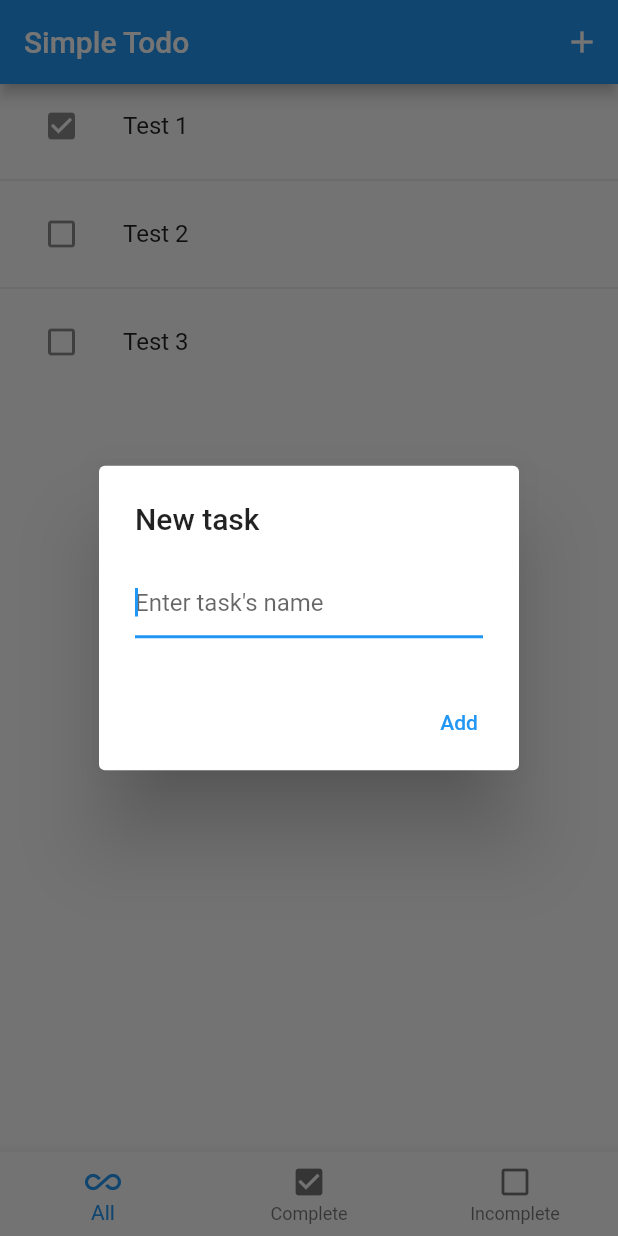
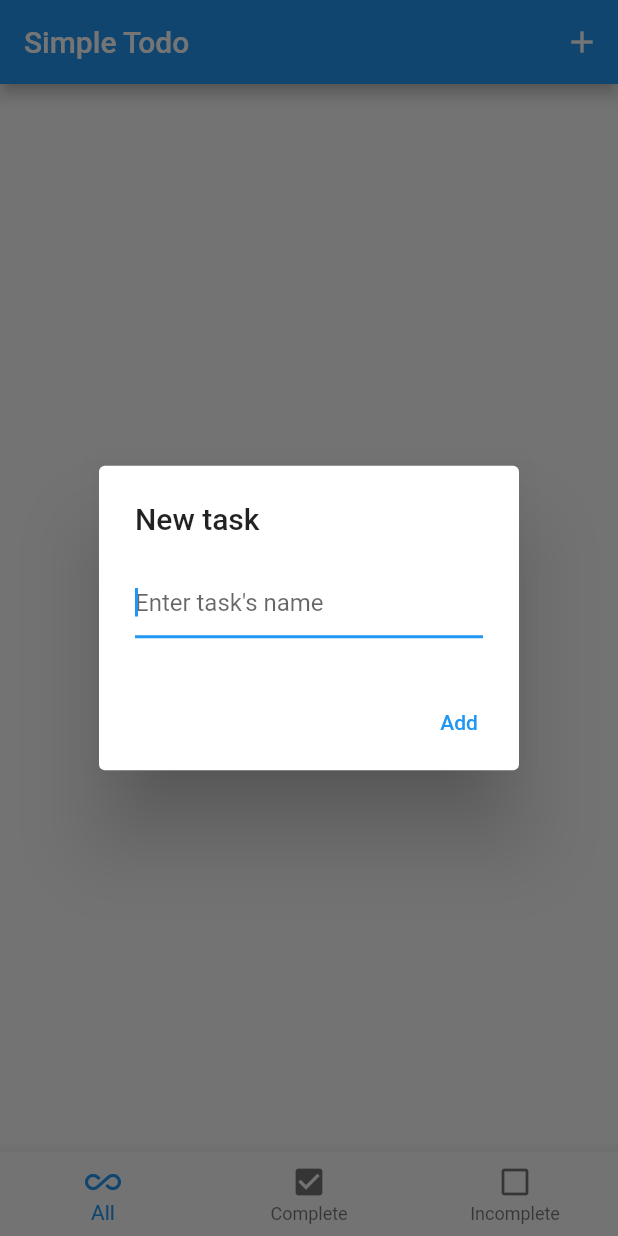
Before and after one commit to vietstone-ng/simple_todo, a Flutter app: the screen it shows after launch, after a tap on the "add" icon, on a phone screen of 412 x 824 dp. Run offline on Flutter 3.47's test engine with Material 2 defaults, Android fonts, the phone set to English and light mode, and no system bars; our stand-ins replace hive, hive_flutter, rxdart; accounts and stored records are empty.

Commit message:
local storage by hive

```diff
--- /dev/null
+++ b/lib/constants.dart
@@ -0,0 +1,2 @@
+const kHiveTodosBoxName = 'Todos';
+const kHiveTodosStoreKey = 'Todos';
--- a/lib/data/todos_local_storage.dart
+++ b/lib/data/todos_local_storage.dart
@@ -1,19 +1,18 @@
 // Local storage
+import 'package:hive/hive.dart';
+import 'package:simple_todo/constants.dart';
 import 'package:simple_todo/models/task.dart';
 
 class TodosLocalStorage {
+  final _hiveBox = Hive.box(kHiveTodosBoxName);
+
   void dispose() {}
 
   Future<List<Task>?> loadTodos() async {
-    // TODO: mock
-    return [
-      Task(title: 'Test 1', completed: true),
-      Task(title: 'Test 2', completed: false),
-      Task(title: 'Test 3', completed: false),
-    ];
+    return _hiveBox.get(kHiveTodosStoreKey).cast<Task>();
   }
 
   Future<void> saveTodos(List<Task> todos) async {
-    // TODO
+    await _hiveBox.put(kHiveTodosStoreKey, todos);
   }
 }
--- a/lib/main.dart
+++ b/lib/main.dart
@@ -1,6 +1,13 @@
 import 'package:flutter/material.dart';
+import 'package:hive_flutter/hive_flutter.dart';
+import 'package:simple_todo/constants.dart';
+import 'package:simple_todo/models/task.adapter.dart';
 import 'package:simple_todo/todo_app.dart';
 
-void main() {
+void main() async {
+  await Hive.initFlutter();
+  Hive.registerAdapter(TaskAdapter());
+  await Hive.openBox(kHiveTodosBoxName);
+
   runApp(const TodoApp());
 }
--- a/lib/models/task.dart
+++ b/lib/models/task.dart
@@ -6,15 +6,17 @@ class Task {
   final String title;
   final bool completed;
 
-  Task({required this.title, this.completed = false}) : id = const Uuid().v4();
-
-  Task._({required this.id, required this.title, required this.completed});
+  Task({
+    String? id,
+    required this.title,
+    this.completed = false,
+  }) : id = id ?? const Uuid().v4();
 
   Task copyWith({
     String? title,
     bool? completed,
   }) {
-    return Task._(
+    return Task(
       id: id,
       title: title ?? this.title,
       completed: completed ?? this.completed,
--- a/lib/todo_app.dart
+++ b/lib/todo_app.dart
@@ -1,12 +1,29 @@
 import 'package:flutter/material.dart';
+import 'package:hive/hive.dart';
 import 'package:provider/provider.dart';
 import 'package:simple_todo/data/todos_local_storage.dart';
 import 'package:simple_todo/domain/todos_service.dart';
 import 'package:simple_todo/ui/home_page.dart';
 
-// Configure servies for the app.
-class TodoApp extends StatelessWidget {
+// Configure layout, dependencies and servies for the app.
+class TodoApp extends StatefulWidget {
   const TodoApp({Key? key}) : super(key: key);
+
+  @override
+  State<TodoApp> createState() => _TodoAppState();
+}
+
+class _TodoAppState extends State<TodoApp> {
+  @override
+  void initState() {
+    super.initState();
+  }
+
+  @override
+  void dispose() {
+    Hive.close();
+    super.dispose();
+  }
 
   @override
   Widget build(BuildContext context) {
--- a/pubspec.yaml
+++ b/pubspec.yaml
@@ -15,6 +15,8 @@ dependencies:
   rxdart: ^0.27.5
   uuid: ^3.0.6
   provider: ^6.0.3
+  hive: ^2.2.3
+  hive_flutter: ^1.1.0
 
 dev_dependencies:
   flutter_test:
```
Also changed, not shown: lib/models/task.adapter.dart (added, +22 -0 lines), pubspec.lock, 10 other files.
